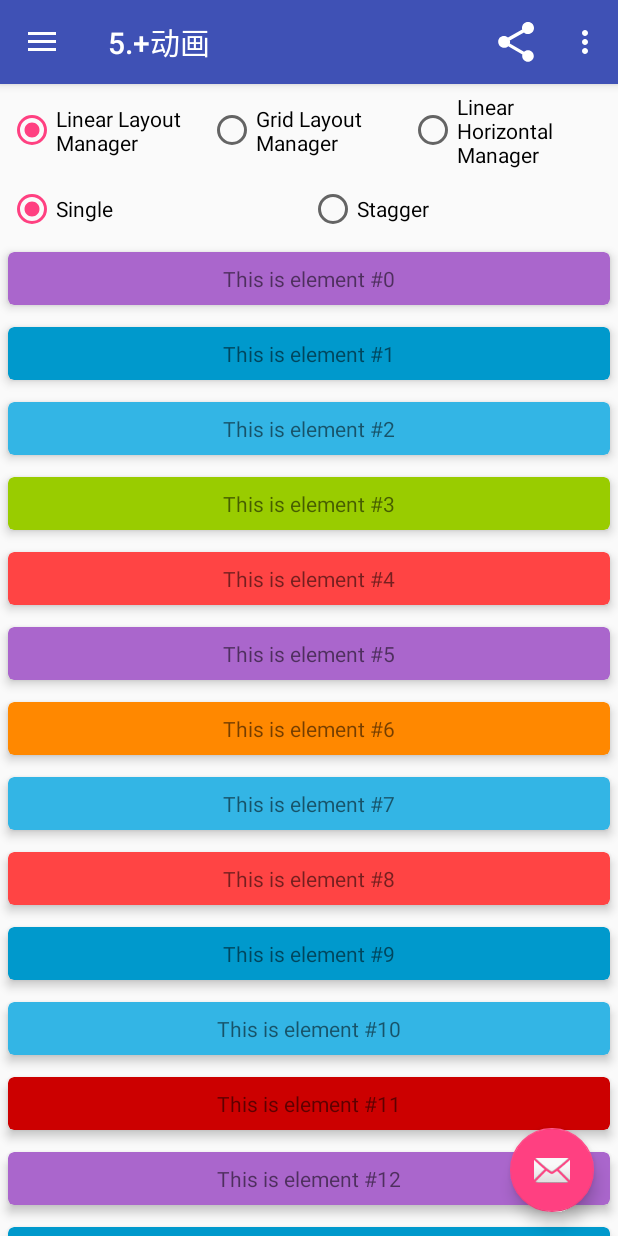
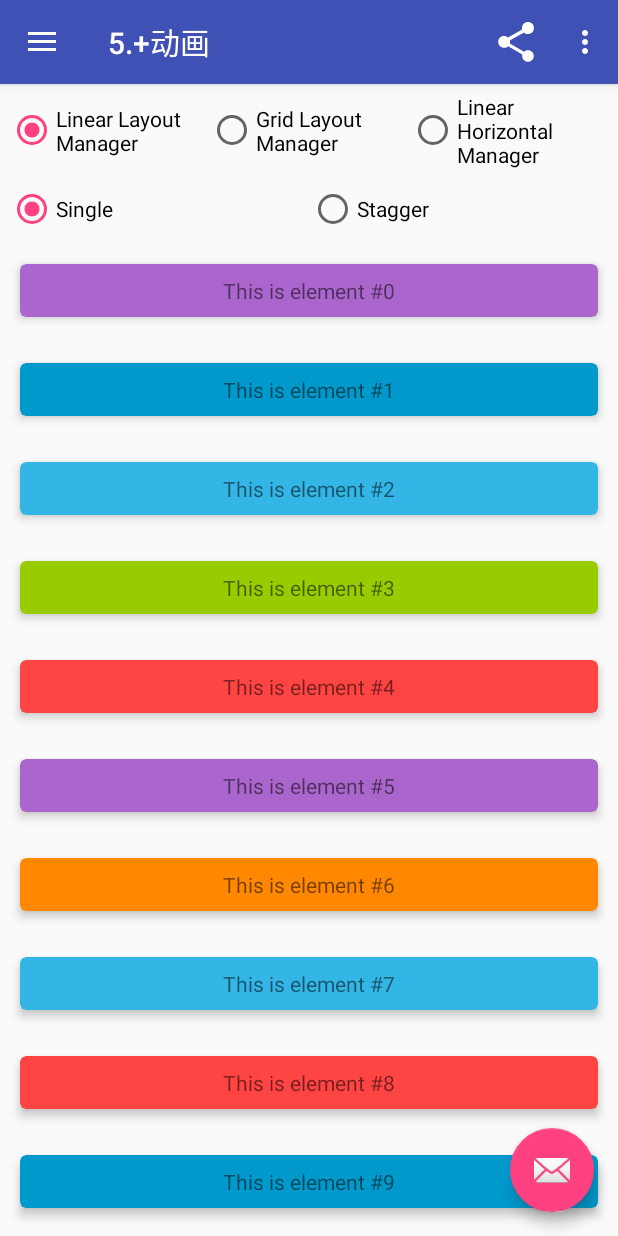
Before and after one commit to xuie0000/android-preview, an Android app: the fragment RecyclerViewFragment placed in its activity, on a phone screen of 412 x 824 dp. Run offline under Robolectric (Android 15) with nearby library versions, the phone set to English and light mode, and no system bars; our stand-ins replace ButterKnife; libraries missing offline, so code that uses them is left out: com.orhanobut.logger, com.tbruyelle.rxpermissions; 3 statements that could not run were skipped.

Commit message:
update recycler view

```diff
--- /dev/null
+++ b/app/src/main/java/com/xuie/androiddemo/ui/adapter/MarginDecoration.java
@@ -0,0 +1,23 @@
+package com.xuie.androiddemo.ui.adapter;
+
+import android.content.res.Resources;
+import android.graphics.Rect;
+import android.support.v7.widget.RecyclerView;
+import android.view.View;
+
+public class MarginDecoration extends RecyclerView.ItemDecoration {
+    private int margin;
+
+    public MarginDecoration() {
+        margin = (int) (8 * Resources.getSystem().getDisplayMetrics().density);
+    }
+
+    public MarginDecoration(int dp) {
+        margin = (int) (dp * Resources.getSystem().getDisplayMetrics().density);
+    }
+
+
+    @Override public void getItemOffsets(Rect outRect, View view, RecyclerView parent, RecyclerView.State state) {
+        outRect.set(margin, margin, margin, margin);
+    }
+}
--- a/app/src/main/java/com/xuie/androiddemo/ui/adapter/RecyclerViewAdapter.java
+++ b/app/src/main/java/com/xuie/androiddemo/ui/adapter/RecyclerViewAdapter.java
@@ -19,7 +19,7 @@ import butterknife.BindView;
 import butterknife.ButterKnife;
 
 public class RecyclerViewAdapter extends RecyclerView.Adapter<RecyclerView.ViewHolder> {
-    protected List<TextColor> textPictures;
+    List<TextColor> textPictures;
 
     public RecyclerViewAdapter(List<TextColor> textPictures) {
         this.textPictures = textPictures;
@@ -33,12 +33,15 @@ public class RecyclerViewAdapter extends RecyclerView.Adapter<RecyclerView.ViewH
     @Override public void onBindViewHolder(RecyclerView.ViewHolder holder, int position) {
         TextColor textPicture = textPictures.get(position);
         RecyclerViewHolder vh = ((RecyclerViewHolder) holder);
-        ((CardView)holder.itemView).setCardBackgroundColor(textPicture.getColor());
+        vh.card.setCardBackgroundColor(textPicture.getColor());
         vh.title.setText(textPicture.getText());
+        startAnimation(vh.itemView);
+    }
 
+    protected void startAnimation(View view) {
         Animator[] anims = new Animator[]{
-                ObjectAnimator.ofFloat(holder.itemView, "scaleY", 1, 1.1f, 1),
-                ObjectAnimator.ofFloat(holder.itemView, "scaleX", 1, 1.1f, 1)
+                ObjectAnimator.ofFloat(view, "scaleY", 1, 1.1f, 1),
+                ObjectAnimator.ofFloat(view, "scaleX", 1, 1.1f, 1)
         };
 
         for (Animator anim : anims) {
@@ -50,11 +53,14 @@ public class RecyclerViewAdapter extends RecyclerView.Adapter<RecyclerView.ViewH
         return textPictures.size();
     }
 
-    protected class RecyclerViewHolder extends RecyclerView.ViewHolder {
+    class RecyclerViewHolder extends RecyclerView.ViewHolder {
+        CardView card;
         @BindView(R.id.title) TextView title;
-        public RecyclerViewHolder(View view) {
-            super(view);
-            ButterKnife.bind(this, view);
+
+        RecyclerViewHolder(View itemView) {
+            super(itemView);
+            ButterKnife.bind(this, itemView);
+            card = (CardView) itemView;
             title.setOnClickListener(v -> Logger.d("Element " + getAdapterPosition() + " clicked."));
         }
     }
--- a/app/src/main/java/com/xuie/androiddemo/ui/main/RecyclerViewFragment.java
+++ b/app/src/main/java/com/xuie/androiddemo/ui/main/RecyclerViewFragment.java
@@ -1,19 +1,3 @@
-/*
-* Copyright (C) 2014 The Android Open Source Project
-*
-* Licensed under the Apache License, Version 2.0 (the "License");
-* you may not use this file except in compliance with the License.
-* You may obtain a copy of the License at
-*
-*      http://www.apache.org/licenses/LICENSE-2.0
-*
-* Unless required by applicable law or agreed to in writing, software
-* distributed under the License is distributed on an "AS IS" BASIS,
-* WITHOUT WARRANTIES OR CONDITIONS OF ANY KIND, either express or implied.
-* See the License for the specific language governing permissions and
-* limitations under the License.
-*/
-
 package com.xuie.androiddemo.ui.main;
 
 import android.os.Bundle;
@@ -31,6 +15,7 @@ import android.widget.RadioButton;
 
 import com.xuie.androiddemo.R;
 import com.xuie.androiddemo.bean.TextColor;
+import com.xuie.androiddemo.ui.adapter.MarginDecoration;
 import com.xuie.androiddemo.ui.adapter.RecyclerStaggeredViewAdapter;
 import com.xuie.androiddemo.ui.adapter.RecyclerViewAdapter;
 
@@ -69,7 +54,6 @@ public class RecyclerViewFragment extends Fragment {
 
     RecyclerViewAdapter recyclerViewAdapter;
     RecyclerStaggeredViewAdapter recyclerStaggeredViewAdapter;
-    RecyclerView.LayoutManager layoutManager;
 
     List<TextColor> textPictures = new ArrayList<>();
 
@@ -134,10 +118,20 @@ public class RecyclerViewFragment extends Fragment {
     }
 
     private void setRecyclerViewLayoutManager(LayoutManagerType type) {
-        int scrollPosition = 0;
-        if (recyclerView.getLayoutManager() != null) {
-            scrollPosition = ((LinearLayoutManager) recyclerView.getLayoutManager()).findFirstCompletelyVisibleItemPosition();
+        // 记录切换前第一个可视视图位置
+        int firstPosition = 0;
+        RecyclerView.LayoutManager layoutManager = recyclerView.getLayoutManager();
+        if (layoutManager instanceof LinearLayoutManager) {
+            firstPosition = ((LinearLayoutManager) recyclerView.getLayoutManager()).findFirstCompletelyVisibleItemPosition();
+        } else if (layoutManager instanceof GridLayoutManager) {
+            firstPosition = ((LinearLayoutManager) layoutManager).findLastVisibleItemPosition();
+        } else if (layoutManager instanceof StaggeredGridLayoutManager) {
+            int[] firstPositions = new int[((StaggeredGridLayoutManager) layoutManager).getSpanCount()];
+            ((StaggeredGridLayoutManager) layoutManager).findFirstCompletelyVisibleItemPositions(firstPositions);
+            firstPosition = findMax(firstPositions);
         }
+
+        recyclerView.addItemDecoration(new MarginDecoration());
 
         switch (type) {
             case GRID_VER_MANAGER:
@@ -157,7 +151,17 @@ public class RecyclerViewFragment extends Fragment {
         }
 
         recyclerView.setLayoutManager(layoutManager);
-        recyclerView.scrollToPosition(scrollPosition);
+        recyclerView.scrollToPosition(firstPosition);
+    }
+
+    private int findMax(int[] lastPositions) {
+        int max = lastPositions[0];
+        for (int value : lastPositions) {
+            if (value > max) {
+                max = value;
+            }
+        }
+        return max;
     }
 
     @Override public void onSaveInstanceState(Bundle savedInstanceState) {
--- a/app/src/main/res/layout/text_row_item.xml
+++ b/app/src/main/res/layout/text_row_item.xml
@@ -9,9 +9,8 @@
 
     <TextView
         android:id="@+id/title"
-        android:layout_width="500dp"
+        android:layout_width="match_parent"
         android:layout_height="wrap_content"
-        android:layout_gravity="center"
         android:gravity="center"
         android:padding="8dp"/>
 
```
Also changed, not shown: app/src/main/java/com/xuie/androiddemo/ui/adapter/DividerDecoration.java (added, +65 -0 lines), app/src/main/java/com/xuie/androiddemo/ui/adapter/DividerOverDecoration.java (added, +55 -0 lines), app/src/main/java/com/xuie/androiddemo/ui/adapter/RecyclerStaggeredViewAdapter.java (+11 -23 lines), app/src/main/res/values/dimens.xml (+12 -0 lines).
